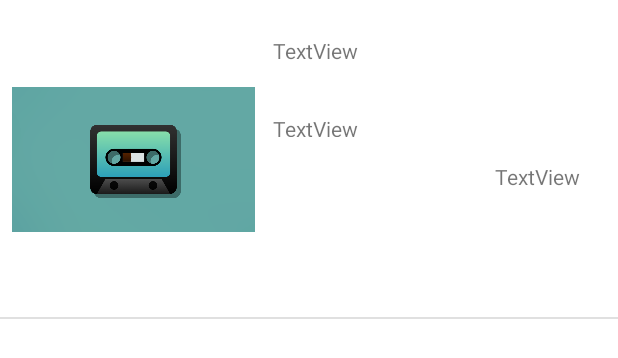
After one commit to JoAnPaAr/Songify, an Android app: the layout cancion.xml on its own in the app's theme, with its tools: preview values and no code run, on a phone screen of 412 x 824 dp. The commit adds this screen. Shown: the top 358 px of the screen. Run offline under Robolectric (Android 15) with nearby library versions, the phone set to English and light mode, and no system bars.

Commit message:
-Creación de RecyclerView y RecyclerViewAdapter. -Generación de "sort_menu.xml". Es un menú para ordenar la lista de canciones (Provisionalmente solo muestra un Toast con lo seleccionado sin afectar a la presentación). -Creacion de cancion.xml. Es un layout que muestra el contenido de una única canción para poder listarla en la RecyclerView. -Creacion de una lista de canciones de ejemplo en el MainActivity para realizar pruebas con la RecyclerView.

```diff
--- a/app/build.gradle
+++ b/app/build.gradle
@@ -38,6 +38,8 @@ dependencies {
     implementation 'javax.annotation:javax.annotation-api:1.3.2'
     implementation 'com.squareup.retrofit2:converter-gson:2.9.0'
     implementation 'com.google.android.material:material:1.4.0'
+    implementation 'com.github.bumptech.glide:glide:4.12.0'
+    annotationProcessor 'com.github.bumptech.glide:compiler:4.12.0'
     implementation 'androidx.constraintlayout:constraintlayout:2.1.1'
     implementation 'androidx.lifecycle:lifecycle-livedata-ktx:2.3.1'
     implementation 'androidx.lifecycle:lifecycle-viewmodel-ktx:2.3.1'
--- a/app/src/main/AndroidManifest.xml
+++ b/app/src/main/AndroidManifest.xml
@@ -2,6 +2,7 @@
 <manifest xmlns:android="http://schemas.android.com/apk/res/android"
     package="com.example.songify">
 
+    <uses-permission android:name="android.permission.INTERNET"></uses-permission>
     <application
         android:allowBackup="true"
         android:icon="@mipmap/ic_launcher"
--- /dev/null
+++ b/app/src/main/res/layout/cancion.xml
@@ -0,0 +1,60 @@
+<?xml version="1.0" encoding="utf-8"?>
+<androidx.constraintlayout.widget.ConstraintLayout xmlns:android="http://schemas.android.com/apk/res/android"
+    xmlns:app="http://schemas.android.com/apk/res-auto"
+    xmlns:tools="http://schemas.android.com/tools"
+    android:id="@+id/cancionUnicaLineaLayout"
+    android:layout_width="match_parent"
+    android:layout_height="wrap_content">
+
+    <ImageView
+        android:id="@+id/iv_cancion_img"
+        android:layout_width="162dp"
+        android:layout_height="162dp"
+        android:layout_marginStart="8dp"
+        app:layout_constraintBottom_toBottomOf="@+id/divider"
+        app:layout_constraintStart_toStartOf="parent"
+        app:layout_constraintTop_toTopOf="parent"
+        app:srcCompat="@drawable/cassete" />
+
+    <TextView
+        android:id="@+id/tv_cancion_titulo"
+        android:layout_width="155dp"
+        android:layout_height="36dp"
+        android:layout_marginStart="12dp"
+        android:layout_marginTop="24dp"
+        android:text="TextView"
+        app:layout_constraintStart_toEndOf="@+id/iv_cancion_img"
+        app:layout_constraintTop_toTopOf="parent" />
+
+    <TextView
+        android:id="@+id/tv_cancion_artista"
+        android:layout_width="67dp"
+        android:layout_height="15dp"
+        android:layout_marginStart="12dp"
+        android:layout_marginTop="16dp"
+        android:text="TextView"
+        app:layout_constraintStart_toEndOf="@+id/iv_cancion_img"
+        app:layout_constraintTop_toBottomOf="@+id/tv_cancion_titulo" />
+
+    <TextView
+        android:id="@+id/tv_cancion_duracion"
+        android:layout_width="wrap_content"
+        android:layout_height="wrap_content"
+        android:layout_marginTop="48dp"
+        android:text="TextView"
+        app:layout_constraintEnd_toEndOf="parent"
+        app:layout_constraintHorizontal_bias="0.863"
+        app:layout_constraintStart_toEndOf="@+id/iv_cancion_img"
+        app:layout_constraintTop_toBottomOf="@+id/tv_cancion_titulo" />
+
+    <View
+        android:id="@+id/divider"
+        android:layout_width="0dp"
+        android:layout_height="1dp"
+        android:layout_marginTop="120dp"
+        android:background="?android:attr/listDivider"
+        app:layout_constraintEnd_toEndOf="parent"
+        app:layout_constraintHorizontal_bias="0.0"
+        app:layout_constraintStart_toStartOf="parent"
+        app:layout_constraintTop_toBottomOf="@+id/tv_cancion_artista" />
+</androidx.constraintlayout.widget.ConstraintLayout>
```
Also changed, not shown: app/src/main/java/com/example/songify/MainActivity.java (+70 -4 lines), app/src/main/java/com/example/songify/RecyclerViewAdapter.java (added, +65 -0 lines), app/src/main/java/com/example/songify/model/Cancion.java (+58 -0 lines), app/src/main/res/layout/bottom_nav_view.xml (+14 -4 lines), app/src/main/res/menu/activity_main_drawer.xml (deleted, +0 -20 lines), app/src/main/res/menu/sort_menu.xml (added, +16 -0 lines), app/src/main/res/navigation/mobile_navigation.xml (deleted, +0 -25 lines).
